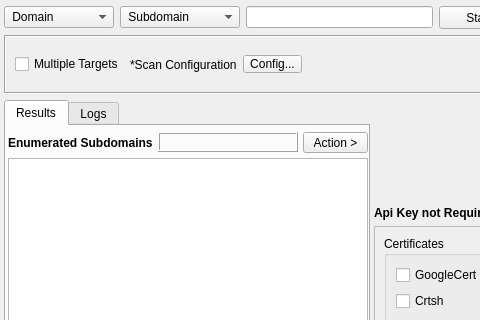
Old version of the form sub3suite/src/engines/osint/Osint.ui in the repository 3nock/OTE; both pictures show x 0 to 480 and y 0 to 320 of the 815 by 562 pixel window.
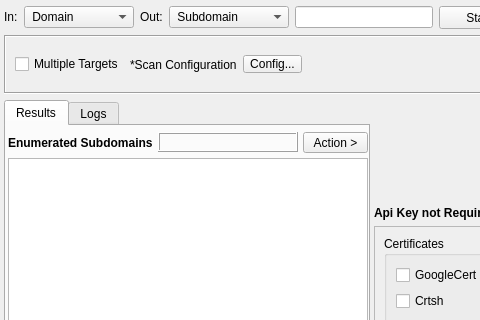
New version of the form. Custom widgets are drawn as their Qt base class.

Commit message: osint engine documentation

```diff
--- a/sub3suite/src/engines/osint/Osint.ui
+++ b/sub3suite/src/engines/osint/Osint.ui
@@ -31,6 +31,25 @@
    </property>
    <item>
     <layout class="QHBoxLayout" name="horizontalLayout_4">
+     <item>
+      <widget class="QLabel" name="labelIn">
+       <property name="sizePolicy">
+        <sizepolicy hsizetype="Maximum" vsizetype="Maximum">
+         <horstretch>0</horstretch>
+         <verstretch>0</verstretch>
+        </sizepolicy>
+       </property>
+       <property name="font">
+        <font>
+         <weight>50</weight>
+         <bold>false</bold>
+        </font>
+       </property>
+       <property name="text">
+        <string>In:</string>
+       </property>
+      </widget>
+     </item>
      <item>
       <widget class="QComboBox" name="comboBoxInput">
        <property name="minimumSize">
@@ -82,6 +101,25 @@
        </item>
       </widget>
      </item>
+     <item>
+      <widget class="QLabel" name="labelOut">
+       <property name="sizePolicy">
+        <sizepolicy hsizetype="Maximum" vsizetype="Maximum">
+         <horstretch>0</horstretch>
+         <verstretch>0</verstretch>
+        </sizepolicy>
+       </property>
+       <property name="font">
+        <font>
+         <weight>50</weight>
+         <bold>false</bold>
+        </font>
+       </property>
+       <property name="text">
+        <string>Out:</string>
+       </property>
+      </widget>
+     </item>
      <item>
       <widget class="QComboBox" name="comboBoxOutput">
        <property name="minimumSize">
```
The commit also changes 15 other files.
